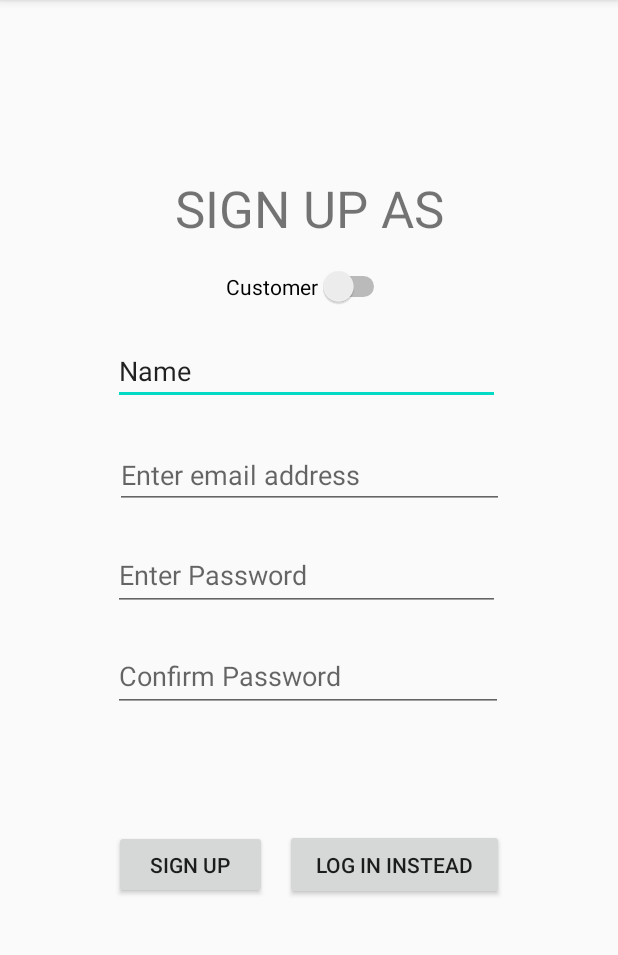
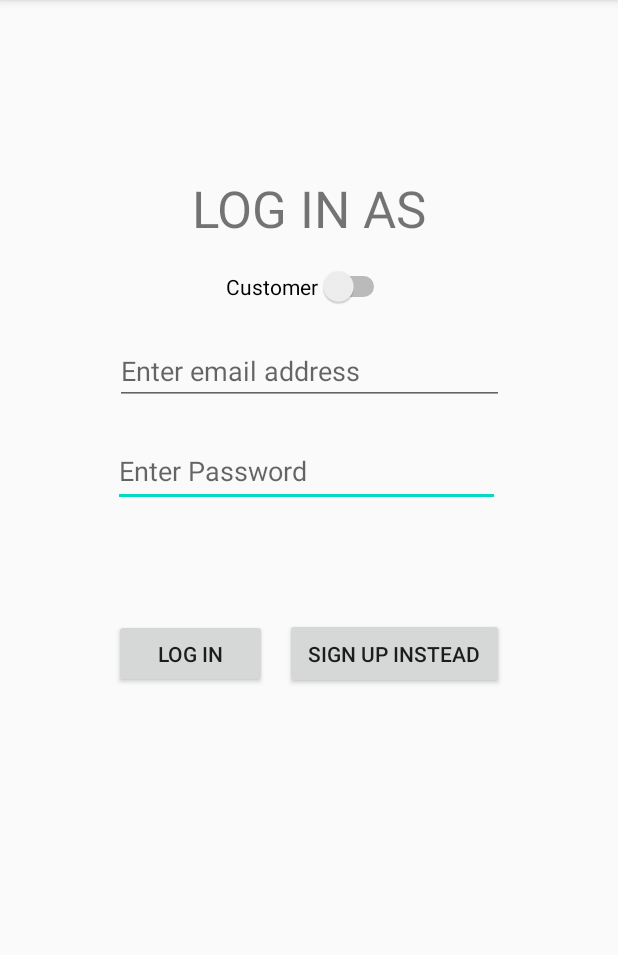
Before and after one commit to CeneOdie/B07Project, an Android app: the ShowLoginActivity screen opened directly, with no data from a screen before it, on a phone screen of 412 x 824 dp, the part 84-1039 px from its top. Run offline under Robolectric (Android 15) with nearby library versions, the phone set to English and light mode, and no system bars.

Commit message:
log in page

```diff
--- a/app/src/main/res/layout/activity_show_login.xml
+++ b/app/src/main/res/layout/activity_show_login.xml
@@ -5,20 +5,6 @@
     android:layout_width="match_parent"
     android:layout_height="match_parent"
     tools:context=".ShowLoginActivity">
-
-    <EditText
-        android:id="@+id/editTextTextPersonName"
-        android:layout_width="258dp"
-        android:layout_height="45dp"
-        android:layout_marginTop="20dp"
-        android:ems="10"
-        android:hint="Enter name"
-        android:inputType="textPersonName"
-        android:text="Name"
-        app:layout_constraintEnd_toEndOf="parent"
-        app:layout_constraintHorizontal_bias="0.49"
-        app:layout_constraintStart_toStartOf="parent"
-        app:layout_constraintTop_toBottomOf="@+id/switch1" />
 
     <EditText
         android:id="@+id/editTextTextPassword"
@@ -37,19 +23,18 @@
         android:id="@+id/errorText"
         android:layout_width="253dp"
         android:layout_height="26dp"
-        android:layout_marginTop="28dp"
+        android:layout_marginTop="24dp"
         android:visibility="invisible"
         app:layout_constraintEnd_toEndOf="parent"
-        app:layout_constraintHorizontal_bias="0.481"
         app:layout_constraintStart_toStartOf="parent"
-        app:layout_constraintTop_toBottomOf="@+id/editTextTextPassword2" />
+        app:layout_constraintTop_toBottomOf="@+id/editTextTextPassword" />
 
     <Button
         android:id="@+id/button3"
         android:layout_width="102dp"
         android:layout_height="46dp"
         android:layout_marginStart="76dp"
-        android:text="Sign Up"
+        android:text="LOG IN"
         app:layout_constraintBaseline_toBaselineOf="@+id/button4"
         app:layout_constraintStart_toStartOf="parent" />
 
@@ -57,26 +42,13 @@
         android:id="@+id/editTextTextEmailAddress"
         android:layout_width="259dp"
         android:layout_height="45dp"
-        android:layout_marginTop="24dp"
+        android:layout_marginTop="20dp"
         android:ems="10"
         android:hint="Enter email address"
         android:inputType="textEmailAddress"
         app:layout_constraintEnd_toEndOf="parent"
         app:layout_constraintStart_toStartOf="parent"
-        app:layout_constraintTop_toBottomOf="@+id/editTextTextPersonName" />
-
-    <EditText
-        android:id="@+id/editTextTextPassword2"
-        android:layout_width="260dp"
-        android:layout_height="47dp"
-        android:layout_marginTop="20dp"
-        android:ems="10"
-        android:hint="Confirm Password"
-        android:inputType="textPassword"
-        app:layout_constraintEnd_toEndOf="parent"
-        app:layout_constraintHorizontal_bias="0.496"
-        app:layout_constraintStart_toStartOf="parent"
-        app:layout_constraintTop_toBottomOf="@+id/editTextTextPassword" />
+        app:layout_constraintTop_toBottomOf="@+id/switch1" />
 
     <Button
         android:id="@+id/button4"
@@ -84,7 +56,7 @@
         android:layout_height="47dp"
         android:layout_marginTop="24dp"
         android:layout_marginEnd="76dp"
-        android:text="Log In Instead"
+        android:text="Sign Up Instead"
         app:layout_constraintEnd_toEndOf="parent"
         app:layout_constraintTop_toBottomOf="@+id/errorText" />
 
@@ -93,7 +65,7 @@
         android:layout_width="wrap_content"
         android:layout_height="wrap_content"
         android:layout_marginTop="116dp"
-        android:text="SIGN UP AS"
+        android:text="LOG IN AS"
         android:textSize="34sp"
         app:layout_constraintEnd_toEndOf="parent"
         app:layout_constraintStart_toStartOf="parent"
```
